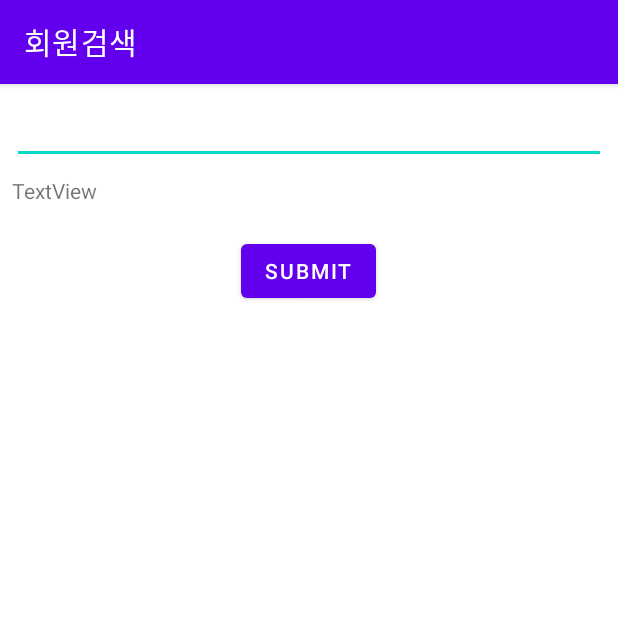
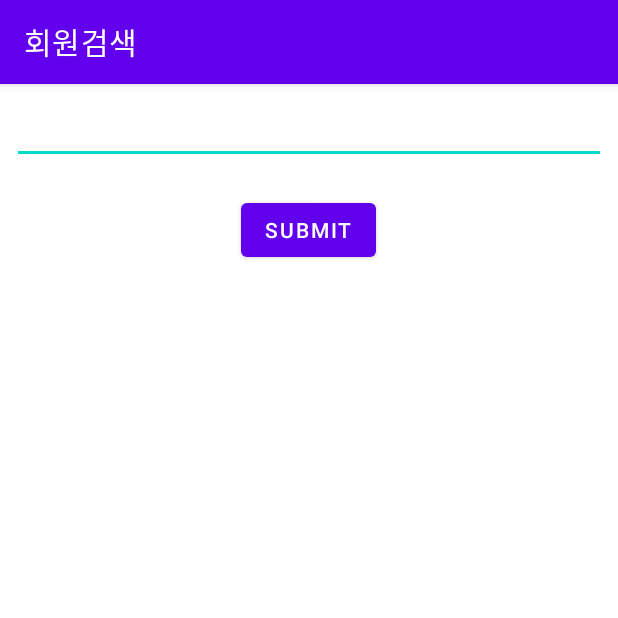
Before and after one commit to zhsmsms2/AndroidStorymongApp, an Android app: the screen it shows after launch (MainActivity), after a tap on "SUBMIT", on a phone screen of 412 x 824 dp, the top half of it. Run offline under Robolectric (Android 15) with nearby library versions, the phone set to English and light mode, and no system bars.

Commit message:
fourth commit

```diff
--- a/app/build.gradle
+++ b/app/build.gradle
@@ -32,6 +32,8 @@ dependencies {
     implementation 'com.google.android.material:material:1.4.0'
     implementation 'androidx.constraintlayout:constraintlayout:2.1.2'
     implementation 'com.android.volley:volley:1.2.1'
+    implementation 'androidx.appcompat:appcompat:1.4.0'
+    implementation 'androidx.recyclerview:recyclerview:1.2.1'
     testImplementation 'junit:junit:4.13.2'
     androidTestImplementation 'androidx.test.ext:junit:1.1.3'
     androidTestImplementation 'androidx.test.espresso:espresso-core:3.4.0'
--- a/app/src/main/AndroidManifest.xml
+++ b/app/src/main/AndroidManifest.xml
@@ -14,7 +14,7 @@
         <activity
             android:name=".MemberInfo"
             android:exported="false"
-            android:label="회원정보"/>
+            android:label="회원정보" />
         <activity
             android:name=".MainActivity"
             android:exported="true"
--- a/app/src/main/java/com/myapplication/MainActivity.java
+++ b/app/src/main/java/com/myapplication/MainActivity.java
@@ -8,22 +8,14 @@ import android.os.AsyncTask;
 import android.os.Build;
 import android.os.Bundle;
 import android.util.Log;
-import android.view.View;
 import android.widget.Button;
 import android.widget.EditText;
-import android.widget.SearchView;
-import android.widget.TextView;
+import android.widget.Toast;
 
 import com.google.gson.Gson;
-import com.google.gson.GsonBuilder;
 import com.google.gson.reflect.TypeToken;
 
-import org.json.JSONArray;
-import org.json.JSONException;
-import org.json.JSONObject;
-
 import java.io.IOException;
-import java.io.StringReader;
 import java.lang.reflect.Type;
 import java.util.ArrayList;
 import java.util.List;
@@ -46,30 +38,29 @@ public class MainActivity extends AppCompatActivity {
         new HttpAsyncTask().execute("Http://192.168.0.56:8080/member");
 
         Button btn = findViewById(R.id.btn);
-        TextView textView = findViewById(R.id.textView);
         EditText editText = findViewById(R.id.editText);
-        Gson gson = new GsonBuilder().create();
-        btn.setOnClickListener(new View.OnClickListener() {
-            @RequiresApi(api = Build.VERSION_CODES.N)
-            @Override
-            public void onClick(View view) {
-                int i =0;
-                str = editText.getText().toString();
+        btn.setOnClickListener(view -> {
+            int i =0;
+            str = editText.getText().toString();
+            ArrayList<Member> mList = new ArrayList<>();
 
-                while (i<memberList.stream().count()) {
-                    if (memberList.get(i).getMb_email().equals(str)) {
-                        Intent intent = new Intent(MainActivity.this, MemberInfo.class);
-                        intent.putExtra("str", gson.toJson(memberList.get(i)));
-                        startActivity(intent);
-                        break;
-                    }else if(i == memberList.stream().count() - 1 && !memberList.get(i).getMb_email().equals(str)) {
-                        Intent intent = new Intent(MainActivity.this, MemberInfo.class);
-                        startActivity(intent);
-                    }
-                    i++;
+            while (i<memberList.size()) {
+                if (memberList.get(i).getMb_email().contains(str)) {
+                    mList.add(memberList.get(i));
                 }
+                i++;
+            }
+            if (mList.size() > 0) {
+                Intent intent = new Intent(MainActivity.this, MemberInfo.class);
+                intent.putExtra("mList", mList);
+                startActivity(intent);
+            } else {
+                Toast.makeText(getApplicationContext(), "검색결과가 없습니다", Toast.LENGTH_SHORT).show();
             }
         });
+
+
+
     }
     private static class HttpAsyncTask extends AsyncTask<String, Void, String> {
 
@@ -94,7 +85,7 @@ public class MainActivity extends AppCompatActivity {
                 memberList = gson.fromJson(response.body().string(), listType);
 
                 Log.d(TAG, "doInBackground: " + memberList.toString());
-                Log.d(TAG, "doInBackground: " + memberList.stream().count());
+                Log.d(TAG, "doInBackground: " + memberList.size());
                 Log.d(TAG, "doInBackground: " + memberList.get(1).getMb_email());
                 Log.d(TAG, "doInBackground: " + gson.toJson(memberList.get(1)));
 
--- a/app/src/main/res/layout/activity_main.xml
+++ b/app/src/main/res/layout/activity_main.xml
@@ -16,15 +16,6 @@
             android:layout_marginTop="8dp"
             android:layout_marginEnd="8dp" />
 
-        <TextView
-            android:id="@+id/textView"
-            android:layout_width="match_parent"
-            android:layout_height="wrap_content"
-            android:layout_marginStart="8dp"
-            android:layout_marginTop="8dp"
-            android:layout_marginEnd="8dp"
-            android:text="TextView" />
-
         <Button
             android:id="@+id/btn"
             android:layout_width="wrap_content"
```
Also changed, not shown: app/src/main/java/com/myapplication/Member.java (+67 -1 lines), app/src/main/java/com/myapplication/MemberInfo.java (+9 -21 lines).
